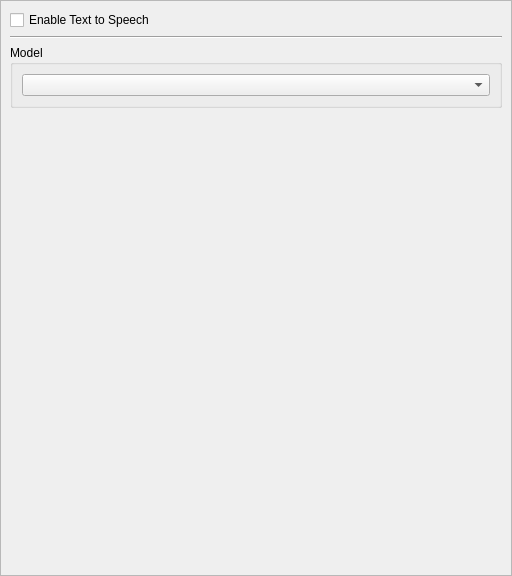
Capsize-Games/airunner, file src/airunner/gui/widgets/tts/templates/tts_preferences.ui: the form before one commit.
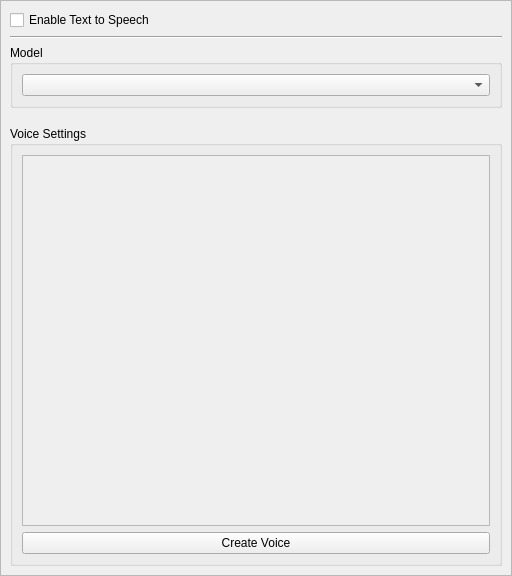
The form after the commit. Custom widgets are drawn as their Qt base class.

Commit message:
Ability to assign voices to chatbots
- Can now create / edit / delete voices and assign to chatbots
- Removed TTSSettings as these are controled by voice / selected model
  settings
- Modified widgets to allow assigning of voices

The edit to the form file:
```diff
--- a/src/airunner/gui/widgets/tts/templates/tts_preferences.ui
+++ b/src/airunner/gui/widgets/tts/templates/tts_preferences.ui
@@ -89,6 +89,40 @@
          </property>
         </widget>
        </item>
+       <item row="5" column="0">
+        <widget class="QGroupBox" name="voice_settings_groupbox">
+         <property name="title">
+          <string>Voice Settings</string>
+         </property>
+         <layout class="QVBoxLayout" name="verticalLayout_voice">
+          <item>
+           <widget class="QScrollArea" name="voice_scroll_area">
+            <property name="widgetResizable">
+             <bool>true</bool>
+            </property>
+            <widget class="QWidget" name="voice_scroll_area_contents">
+             <property name="geometry">
+              <rect>
+               <x>0</x>
+               <y>0</y>
+               <width>480</width>
+               <height>200</height>
+              </rect>
+             </property>
+             <layout class="QVBoxLayout" name="voice_list_layout"/>
+            </widget>
+           </widget>
+          </item>
+          <item>
+           <widget class="QPushButton" name="create_voice_button">
+            <property name="text">
+             <string>Create Voice</string>
+            </property>
+           </widget>
+          </item>
+         </layout>
+        </widget>
+       </item>
       </layout>
      </widget>
     </widget>
```
The commit also changes 33 other files.
